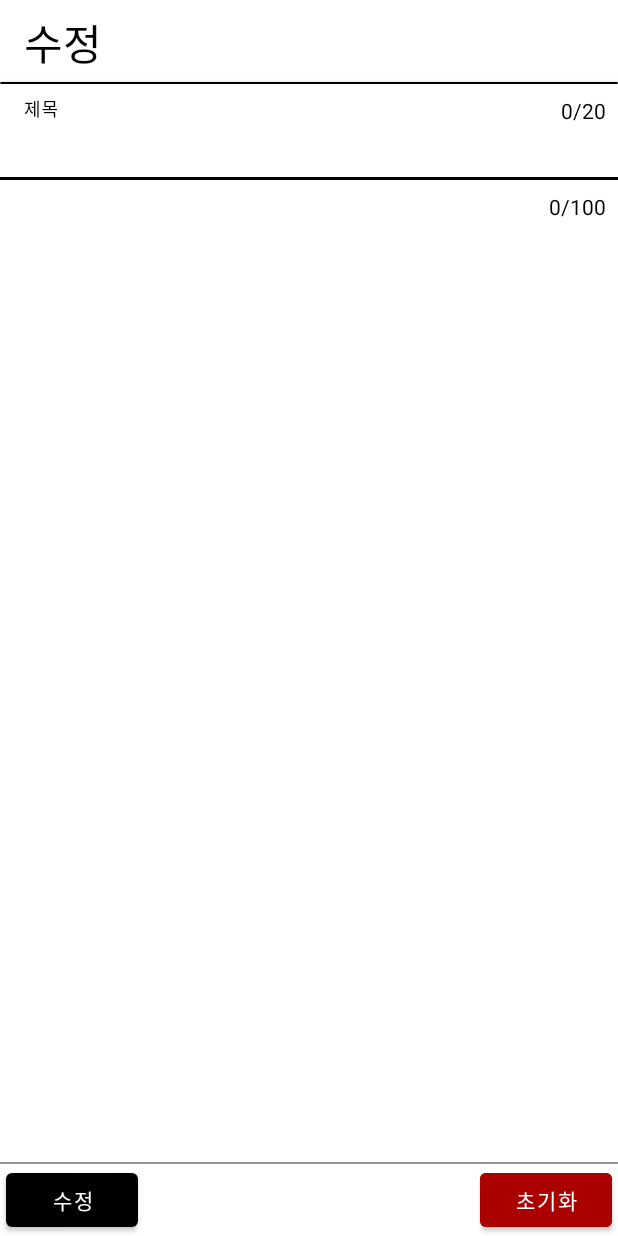
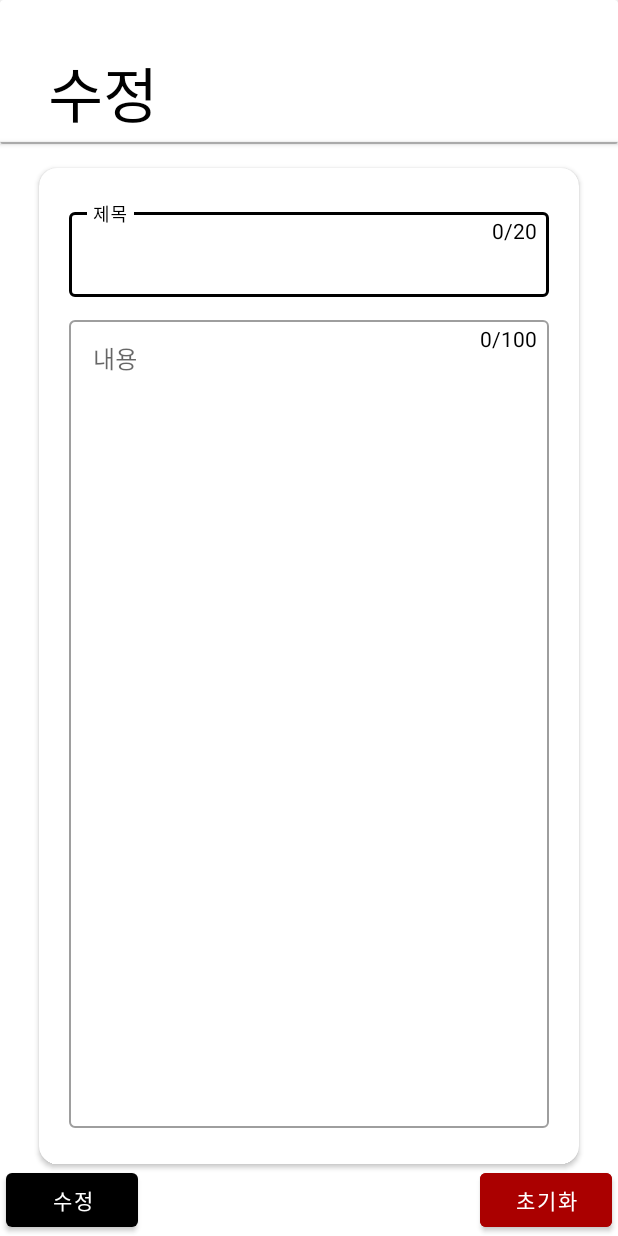
Before and after one commit to CUTY-DMS/Team3-DTL-Android, an Android app: the MyDetailActivity screen opened directly, with no data from a screen before it, on a phone screen of 412 x 824 dp. Run offline under Robolectric (Android 15) with nearby library versions, the phone set to English and light mode, and no system bars; 3 statements that could not run were skipped.

```diff
--- a/TodoList/app/src/main/java/com/tmdhoon/todolist/Adapter/MyTodoAdapter.java
+++ b/TodoList/app/src/main/java/com/tmdhoon/todolist/Adapter/MyTodoAdapter.java
@@ -72,8 +72,8 @@ public class MyTodoAdapter extends RecyclerView.Adapter<MyTodoAdapter.MyTodoView
         holder.tvmyContent.setText(list.get(position).getContent());                                // 내용 띄움
         holder.tvmyTitle.setText(list.get(position).getTitle());                                    // 제목 띄움
         holder.tvmyCreated_at.setText(list.get(position).getCreated_at());                          // 만든 날짜 띄움
-        if(list.get(position).getSuccess() == true) holder.tvmySuccess.setText("O");                // boolean형의 성공 여부가 true 일 경우 O
-        else holder.tvmySuccess.setText("X");                                                       // 그렇지 않으면 X
+        if(list.get(position).getSuccess() == true) holder.tvmySuccess.setText("✔");                // boolean형의 성공 여부가 true 일 경우 O
+        else holder.tvmySuccess.setText("❌");                                                       // 그렇지 않으면 X
 
         holder.ivedit.setOnClickListener(new View.OnClickListener() {                               // 수정 버튼을 눌렀을때
             @Override
@@ -124,7 +124,7 @@ public class MyTodoAdapter extends RecyclerView.Adapter<MyTodoAdapter.MyTodoView
                                 if(response.isSuccessful()){                                                // 응답 성공인 경우
                                     list.remove(position);                                                  // 해당 포지션의 리스트를 삭제
                                     notifyItemRemoved(position);                                            // 리사이클러뷰 새로고침
-                                    Toast.makeText(view.getContext(), "삭제되었습니다!", Toast.LENGTH_SHORT).show();
+                                    Toast.makeText(view.getContext(), "삭제되었습니다!", 100).show();
                                 }
                             }
 
--- a/TodoList/app/src/main/java/com/tmdhoon/todolist/fragment/HomeFragment.java
+++ b/TodoList/app/src/main/java/com/tmdhoon/todolist/fragment/HomeFragment.java
@@ -1,5 +1,7 @@
 package com.tmdhoon.todolist.fragment;
 
+import android.content.Context;
+import android.content.SharedPreferences;
 import android.os.Bundle;
 import android.view.LayoutInflater;
 import android.view.View;
@@ -30,12 +32,12 @@ public class HomeFragment extends Fragment{
     private RecyclerView recyclerView;                                                              // 리사이클러뷰
     private LinearLayoutManager linearLayoutManager;                                                // 리니어 레이아웃 매니저
     private TodoAdapter todoAdapter;                                                                // 리사이클러뷰 어댑터
-    private SwipeRefreshLayout swipeRefreshLayout;                                                  // 당겨서 새로고침
     List<MainResponse> mainResponseList;                                                            // todolist
 
     public View onCreateView(LayoutInflater inflater, ViewGroup containter,
                              Bundle savedInstanceState){
         View view = inflater.inflate(R.layout.fragment_home, containter, false);
+
 
         mainResponseList = new ArrayList<>();                                                       // todoresponse를 arraylist에 담음
         recyclerView = view.findViewById(R.id.recyclerview);                                        // 리사이클러뷰 연결
@@ -52,7 +54,7 @@ public class HomeFragment extends Fragment{
             @Override
             public void onResponse(Call<List<MainResponse>> call, Response<List<MainResponse>> response) {
                 mainResponseList.addAll(response.body());                                           // 서버로부터 받은 값을 리스트에 모두 추가
-                todoAdapter.notifyDataSetChanged();                                                 // 리사이클러뷰 새로고침
+                todoAdapter.notifyDataSetChanged();                                                 // 리사이클러뷰 새로고침3
             }
 
             @Override
--- a/TodoList/app/src/main/java/com/tmdhoon/todolist/fragment/PostFragment.java
+++ b/TodoList/app/src/main/java/com/tmdhoon/todolist/fragment/PostFragment.java
@@ -156,6 +156,8 @@ public class PostFragment extends Fragment {
                     Toast.makeText(getContext(), "글이 정상적으로 등록되었습니다", Toast.LENGTH_SHORT).show(); // 메시지
                     etTitle.setText("");                                                            // 입력란 초기화
                     etContent.setText("");
+
+                    etTitle.requestFocus();
                 }
             }
 
--- a/TodoList/app/src/main/res/layout/activity_my_detail.xml
+++ b/TodoList/app/src/main/res/layout/activity_my_detail.xml
@@ -6,10 +6,10 @@
     xmlns:app="http://schemas.android.com/apk/res-auto"
     tools:context=".fragment.MypageFragment">
 
-    <androidx.constraintlayout.widget.ConstraintLayout
-        android:id="@+id/constraint3"
+    <androidx.cardview.widget.CardView
+        android:id="@+id/cardView2"
         android:layout_width="match_parent"
-        android:layout_height="56dp"
+        android:layout_height="96dp"
         app:layout_constraintTop_toTopOf="parent"
         app:layout_constraintLeft_toLeftOf="parent"
         app:layout_constraintRight_toRightOf="parent">
@@ -18,39 +18,77 @@
             android:layout_width="wrap_content"
             android:layout_height="wrap_content"
             android:text="수정"
-            android:textSize="28sp"
+            android:textSize="40sp"
             android:textColor="@color/black"
             android:fontFamily="@font/dohyeon"
-            android:layout_marginLeft="16dp"
-            app:layout_constraintTop_toTopOf="parent"
-            app:layout_constraintLeft_toLeftOf="parent"
-            app:layout_constraintBottom_toBottomOf="parent"/>
+            android:layout_marginTop="32dp"
+            android:layout_marginLeft="32dp"/>
 
         <androidx.cardview.widget.CardView
             android:layout_width="match_parent"
-            android:layout_height="1dp"
-            app:cardBackgroundColor="@color/black"
-            app:layout_constraintLeft_toRightOf="parent"
+            android:layout_height="1.2dp"
+            android:layout_gravity="bottom"
+            android:backgroundTint="@color/gray"/>
+
+    </androidx.cardview.widget.CardView>
+
+    <androidx.cardview.widget.CardView
+        android:layout_width="360dp"
+        android:layout_height="0dp"
+        android:layout_marginTop="16dp"
+        app:cardCornerRadius="12dp"
+        app:layout_constraintBottom_toTopOf="@+id/bteditPost"
+        app:layout_constraintLeft_toLeftOf="parent"
         app:layout_constraintRight_toRightOf="parent"
-            app:layout_constraintBottom_toBottomOf="parent"/>
+        app:layout_constraintTop_toBottomOf="@id/cardView2">
 
-    </androidx.constraintlayout.widget.ConstraintLayout>
+        <androidx.constraintlayout.widget.ConstraintLayout
+            android:id="@+id/constraint"
+            android:layout_width="match_parent"
+            android:layout_height="match_parent">
 
             <com.google.android.material.textfield.TextInputLayout
-        android:id="@+id/layouteteditlTitle"
-        android:layout_width="match_parent"
+                android:id="@+id/layouteteditTitle"
+                style="@style/Widget.MaterialComponents.TextInputLayout.OutlinedBox"
+                android:layout_width="320dp"
                 android:layout_height="64dp"
-        android:textColorHint="@color/white"
-        app:layout_constraintTop_toBottomOf="@id/constraint3">
+                android:layout_marginTop="24dp"
+                app:layout_constraintLeft_toLeftOf="parent"
+                app:layout_constraintRight_toRightOf="parent"
+                app:layout_constraintTop_toTopOf="@id/constraint">
 
                 <androidx.appcompat.widget.AppCompatEditText
                     android:id="@+id/eteditTitle"
                     android:layout_width="match_parent"
+                    android:layout_height="wrap_content"
+                    android:fontFamily="@font/dohyeon"
+                    android:hint="제목"
+                    android:maxLength="20"/>
+
+
+            </com.google.android.material.textfield.TextInputLayout>
+
+            <com.google.android.material.textfield.TextInputLayout
+                android:id="@+id/layouteteditContent"
+                style="@style/Widget.MaterialComponents.TextInputLayout.OutlinedBox"
+                android:layout_width="320dp"
+                android:layout_height="0dp"
+                android:layout_marginTop="8dp"
+                android:layout_marginBottom="24dp"
+                app:layout_constraintLeft_toLeftOf="parent"
+                app:layout_constraintRight_toRightOf="parent"
+                app:layout_constraintTop_toBottomOf="@+id/layouteteditTitle"
+                app:layout_constraintBottom_toBottomOf="@id/constraint">
+
+                <androidx.appcompat.widget.AppCompatEditText
+                    android:id="@+id/eteditContent"
+                    android:layout_width="match_parent"
                     android:layout_height="match_parent"
-            android:hint="제목"
-            android:maxLength="20"
-            android:singleLine="true"
-            android:background="@color/white"/>
+                    android:fontFamily="@font/dohyeon"
+                    android:hint="내용"
+                    android:gravity="top"
+                    android:maxLength="100" />
+
 
             </com.google.android.material.textfield.TextInputLayout>
 
@@ -58,44 +96,29 @@
                 android:id="@+id/tvedittitleCount"
                 android:layout_width="wrap_content"
                 android:layout_height="wrap_content"
+                android:layout_marginTop="8dp"
+                android:layout_marginRight="8dp"
                 android:text="0/20"
                 android:textColor="@color/black"
-        android:layout_marginTop="8dp"
-        android:layout_marginRight="8dp"
-        app:layout_constraintRight_toRightOf="parent"
-        app:layout_constraintTop_toTopOf="@id/layouteteditlTitle"/>
-
-    <com.google.android.material.textfield.TextInputLayout
-        android:id="@+id/layouteteditContent"
-        android:layout_width="match_parent"
-        android:layout_height="0dp"
-        android:textColorHint="@color/white"
-        app:layout_constraintBottom_toTopOf="@+id/bteditPost"
-        app:layout_constraintEnd_toEndOf="parent"
-        app:layout_constraintStart_toStartOf="parent"
-        app:layout_constraintTop_toBottomOf="@id/layouteteditlTitle">
-
-        <androidx.appcompat.widget.AppCompatEditText
-            android:id="@+id/eteditContent"
-            android:layout_width="match_parent"
-            android:layout_height="match_parent"
-            android:background="@color/white"
-            android:gravity="top"
-            android:hint="내용"
-            android:maxLength="100" />
-
-    </com.google.android.material.textfield.TextInputLayout>
+                app:layout_constraintTop_toTopOf="@id/layouteteditTitle"
+                app:layout_constraintRight_toRightOf="@id/layouteteditTitle" />
 
             <TextView
                 android:id="@+id/tveditcontentCount"
                 android:layout_width="wrap_content"
                 android:layout_height="wrap_content"
+                android:layout_marginTop="8dp"
+                android:layout_marginRight="8dp"
                 android:text="0/100"
                 android:textColor="@color/black"
-        android:layout_marginTop="8dp"
-        android:layout_marginRight="8dp"
-        app:layout_constraintRight_toRightOf="parent"
-        app:layout_constraintTop_toTopOf="@id/layouteteditContent"/>
+                app:layout_constraintTop_toTopOf="@id/layouteteditContent"
+                app:layout_constraintRight_toRightOf="@id/layouteteditContent" />
+
+
+        </androidx.constraintlayout.widget.ConstraintLayout>
+
+
+    </androidx.cardview.widget.CardView>
 
     <Button
         android:id="@+id/bteditPost"
--- a/TodoList/app/src/main/res/layout/activity_signin.xml
+++ b/TodoList/app/src/main/res/layout/activity_signin.xml
@@ -82,6 +82,7 @@
         android:layout_width="20dp"
         android:layout_height="22dp"
         android:layout_marginTop="16dp"
+        android:buttonTint="@color/black"
         app:layout_constraintLeft_toLeftOf="@id/layoutPw"
         app:layout_constraintTop_toBottomOf="@id/layoutPw" />
 
--- a/TodoList/app/src/main/res/layout/todolist_recyclerview.xml
+++ b/TodoList/app/src/main/res/layout/todolist_recyclerview.xml
@@ -88,7 +88,6 @@
                android:id="@+id/ivLike"
                android:layout_width="20dp"
                android:layout_height="20dp"
-               android:src="@drawable/white"
                android:layout_marginRight="16dp"
                app:layout_constraintBottom_toBottomOf="@+id/tvlike_count"
                app:layout_constraintEnd_toStartOf="@+id/tvlike_count"
@@ -100,7 +99,7 @@
                android:layout_height="wrap_content"
                android:layout_marginRight="16dp"
                android:fontFamily="@font/dohyeon"
-               android:text="완료"
+               android:text=""
                android:textColor="@color/black"
                app:layout_constraintBottom_toBottomOf="@+id/ivLike"
                app:layout_constraintEnd_toStartOf="@+id/ivLike"
```
Also changed, not shown: TodoList/app/src/main/java/com/tmdhoon/todolist/Adapter/TodoAdapter.java (+30 -9 lines), TodoList/app/src/main/java/com/tmdhoon/todolist/Lobby/SignInActivity.java (+2 -5 lines). Lines whose indentation alone changed are shown as unchanged.
